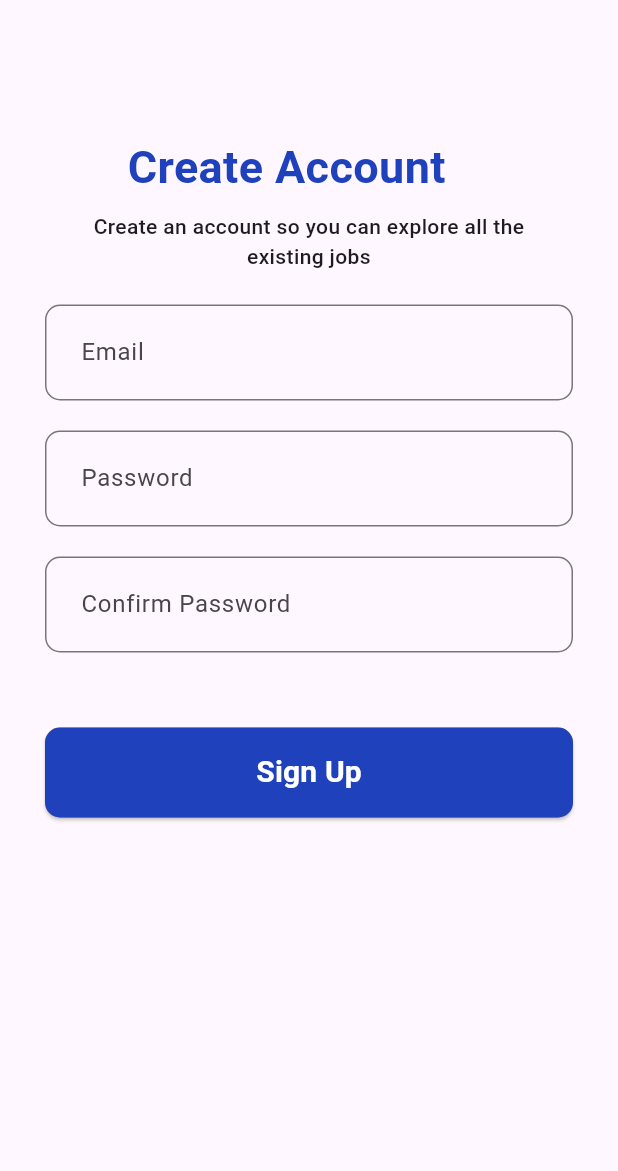
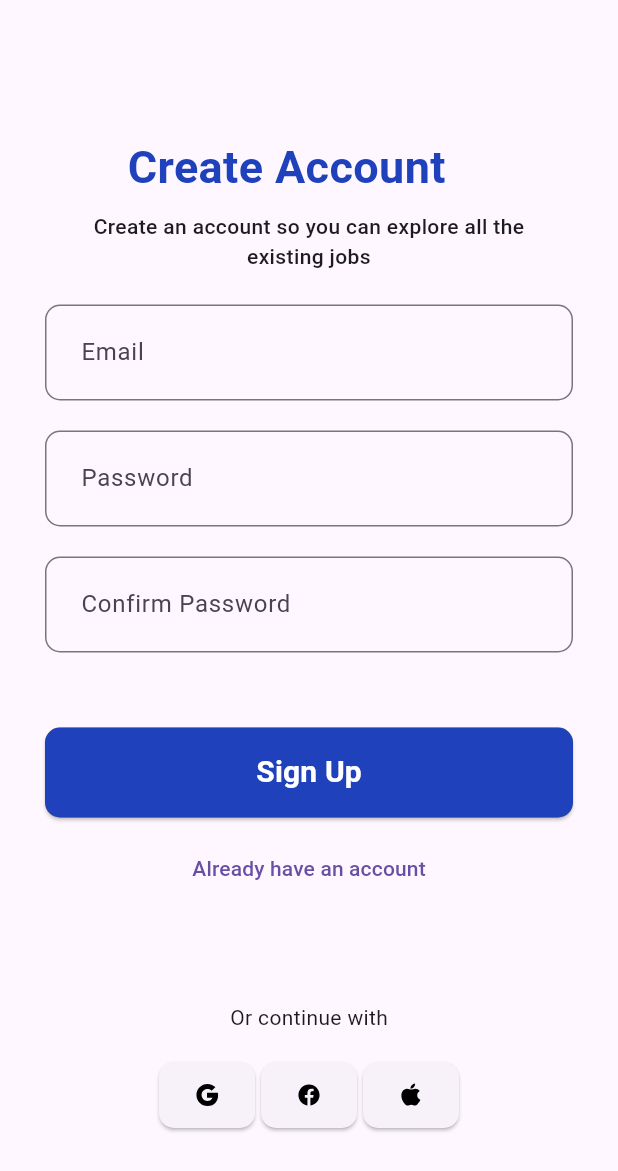
Before and after one commit to dilshan-mp/task3, a Flutter app: the RegisterPage screen opened directly, on a phone screen of 412 x 824 dp. Shown: the top 1171 px of the screen. Run offline on Flutter 3.47's test engine with Material 3 defaults, Android fonts, the phone set to English and light mode, and no system bars; our stand-ins replace device_preview, flutter_svg.

Commit message:
ui part is done

```diff
--- a/lib/view/registerPage.dart
+++ b/lib/view/registerPage.dart
@@ -1,6 +1,8 @@
 import 'package:flutter/foundation.dart';
 import 'package:flutter/material.dart';
+import 'package:task3/view/loginPage.dart';
 import 'package:task3/widgets/button.dart';
+import 'package:task3/widgets/socialmeadiaButton.dart';
 import 'package:task3/widgets/textfileds.dart';
 
 class RegisterPage extends StatefulWidget {
@@ -57,9 +59,33 @@ class _RegisterPageState extends State<RegisterPage> {
             hintText: 'Confirm Password',
             inputType: TextInputType.visiblePassword,
           ),
-          CustomeButton(
-              buttontext: 'Sign Up',
-              margin: EdgeInsets.only(left: 30, right: 30, top: 50))
+          const CustomeButton(
+            buttontext: 'Sign Up',
+            margin: EdgeInsets.only(
+              left: 30,
+              right: 30,
+              top: 50,
+            ),
+          ),
+          Padding(
+            padding: const EdgeInsets.only(top: 10),
+            child: TextButton(
+              onPressed: () {
+                Navigator.push(
+                  context,
+                  MaterialPageRoute(
+                    builder: (context) => LoginPage(),
+                  ),
+                );
+              },
+              child: const Text('Already have an account'),
+            ),
+          ),
+          const Padding(
+            padding: EdgeInsets.only(top: 65),
+            child: Text('Or continue with'),
+          ),
+          const SocialMeadiaButton()
         ],
       ),
     );
--- /dev/null
+++ b/lib/widgets/socialmeadiaButton.dart
@@ -0,0 +1,69 @@
+import 'package:flutter/foundation.dart';
+import 'package:flutter/material.dart';
+import 'package:flutter/widgets.dart';
+import 'package:flutter_svg/flutter_svg.dart';
+
+class SocialMeadiaButton extends StatefulWidget {
+  const SocialMeadiaButton({super.key});
+
+  @override
+  State<SocialMeadiaButton> createState() => _SocialMeadiaButtonState();
+}
+
+class _SocialMeadiaButtonState extends State<SocialMeadiaButton> {
+  @override
+  Widget build(BuildContext context) {
+    return Padding(
+      padding: const EdgeInsets.only(top: 10),
+      child: Padding(
+        padding: const EdgeInsets.only(top: 10),
+        child: Container(
+          //color: Colors.amber,
+          width: 200,
+          height: 44,
+          child: Row(
+            mainAxisAlignment: MainAxisAlignment.spaceBetween,
+            children: [
+              ElevatedButton(
+                onPressed: () {},
+                style: ElevatedButton.styleFrom(
+                    fixedSize: Size(60, 44),
+                    shape: RoundedRectangleBorder(
+                        borderRadius: BorderRadius.circular(10))),
+                child: SvgPicture.asset(
+                  'assets/icons8-google (1).svg',
+                  width: 24,
+                  height: 24,
+                ),
+              ),
+              ElevatedButton(
+                onPressed: () {},
+                style: ElevatedButton.styleFrom(
+                    fixedSize: Size(60, 44),
+                    shape: RoundedRectangleBorder(
+                        borderRadius: BorderRadius.circular(10))),
+                child: SvgPicture.asset(
+                  'assets/icons8-facebook (1).svg',
+                  width: 24,
+                  height: 24,
+                ),
+              ),
+              ElevatedButton(
+                onPressed: () {},
+                style: ElevatedButton.styleFrom(
+                    fixedSize: Size(60, 44),
+                    shape: RoundedRectangleBorder(
+                        borderRadius: BorderRadius.circular(10))),
+                child: SvgPicture.asset(
+                  'assets/icons8-apple (1).svg',
+                  width: 24,
+                  height: 24,
+                ),
+              ),
+            ],
+          ),
+        ),
+      ),
+    );
+  }
+}
--- a/pubspec.yaml
+++ b/pubspec.yaml
@@ -35,6 +35,7 @@ dependencies:
   # Use with the CupertinoIcons class for iOS style icons.
   cupertino_icons: ^1.0.6
   device_preview: ^1.1.0
+  flutter_svg: ^2.0.10+1
 
 dev_dependencies:
   flutter_test:
```
Also changed, not shown: lib/view/loginPage.dart (+84 -1 lines), assets/icons8-apple (1).svg (added), assets/icons8-apple.svg (added), assets/icons8-facebook (1).svg (added), assets/icons8-facebook.svg (added), assets/icons8-google (1).svg (added), assets/icons8-google.svg (added), pubspec.lock.
